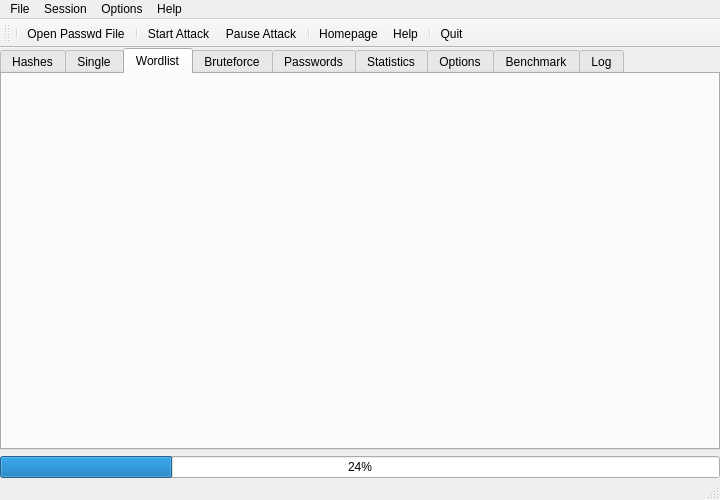
Qt form mainwindow.ui (openwall/johnny) before a commit.
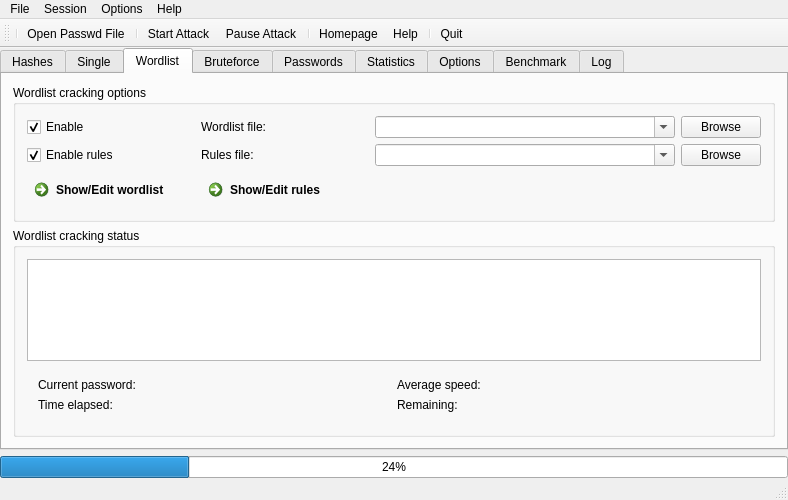
The same form after that commit. The open tabs and pages were chosen to show the change. Icons and pictures are not drawn.

What changed in the file:
```diff
--- a/mainwindow.ui
+++ b/mainwindow.ui
@@ -53,6 +53,168 @@
        <attribute name="title">
         <string>Wordlist</string>
        </attribute>
+       <layout class="QVBoxLayout" name="verticalLayout_8">
+        <item>
+         <widget class="QGroupBox" name="groupBox_Options_2">
+          <property name="title">
+           <string>Wordlist cracking options</string>
+          </property>
+          <layout class="QGridLayout" name="gridLayout_4">
+           <item row="0" column="2">
+            <widget class="QComboBox" name="comboBox_2">
+             <property name="minimumSize">
+              <size>
+               <width>300</width>
+               <height>0</height>
+              </size>
+             </property>
+             <property name="editable">
+              <bool>true</bool>
+             </property>
+            </widget>
+           </item>
+           <item row="0" column="0">
+            <widget class="QCheckBox" name="checkBox_2">
+             <property name="text">
+              <string>Enable</string>
+             </property>
+             <property name="checked">
+              <bool>true</bool>
+             </property>
+            </widget>
+           </item>
+           <item row="0" column="1">
+            <widget class="QLabel" name="label_6">
+             <property name="text">
+              <string>Wordlist file:</string>
+             </property>
+            </widget>
+           </item>
+           <item row="1" column="0">
+            <widget class="QCheckBox" name="checkBox_3">
+             <property name="text">
+              <string>Enable rules</string>
+             </property>
+             <property name="checked">
+              <bool>true</bool>
+             </property>
+            </widget>
+           </item>
+           <item row="1" column="1">
+            <widget class="QLabel" name="label_11">
+             <property name="text">
+              <string>Rules file:</string>
+             </property>
+            </widget>
+           </item>
+           <item row="1" column="2">
+            <widget class="QComboBox" name="comboBox_3">
+             <property name="minimumSize">
+              <size>
+               <width>300</width>
+               <height>0</height>
+              </size>
+             </property>
+             <property name="editable">
+              <bool>true</bool>
+             </property>
+            </widget>
+           </item>
+           <item row="1" column="4">
+            <widget class="QPushButton" name="pushButton_4">
+             <property name="text">
+              <string>Browse</string>
+             </property>
+            </widget>
+           </item>
+           <item row="0" column="4">
+            <widget class="QPushButton" name="pushButton_3">
+             <property name="text">
+              <string>Browse</string>
+             </property>
+            </widget>
+           </item>
+           <item row="0" column="5">
+            <spacer name="horizontalSpacer">
+             <property name="orientation">
+              <enum>Qt::Horizontal</enum>
+             </property>
+             <property name="sizeHint" stdset="0">
+              <size>
+               <width>40</width>
+               <height>20</height>
+              </size>
+             </property>
+            </spacer>
+           </item>
+           <item row="2" column="0">
+            <widget class="QCommandLinkButton" name="commandLinkButton_3">
+             <property name="text">
+              <string>Show/Edit wordlist</string>
+             </property>
+            </widget>
+           </item>
+           <item row="2" column="1">
+            <widget class="QCommandLinkButton" name="commandLinkButton_4">
+             <property name="text">
+              <string>Show/Edit rules</string>
+             </property>
+            </widget>
+           </item>
+          </layout>
+         </widget>
+        </item>
+        <item>
+         <widget class="QGroupBox" name="groupBox_Status_2">
+          <property name="title">
+           <string>Wordlist cracking status</string>
+          </property>
+          <layout class="QVBoxLayout" name="verticalLayout_7">
+           <item>
+            <widget class="QTextEdit" name="textEdit_2">
+             <property name="readOnly">
+              <bool>true</bool>
+             </property>
+            </widget>
+           </item>
+           <item>
+            <widget class="QWidget" name="widget_2" native="true">
+             <layout class="QGridLayout" name="gridLayout_5">
+              <item row="0" column="0">
+               <widget class="QLabel" name="label_7">
+                <property name="text">
+                 <string>Current password:</string>
+                </property>
+               </widget>
+              </item>
+              <item row="1" column="0">
+               <widget class="QLabel" name="label_8">
+                <property name="text">
+                 <string>Time elapsed:</string>
+                </property>
+               </widget>
+              </item>
+              <item row="0" column="1">
+               <widget class="QLabel" name="label_9">
+                <property name="text">
+                 <string>Average speed:</string>
+                </property>
+               </widget>
+              </item>
+              <item row="1" column="1">
+               <widget class="QLabel" name="label_10">
+                <property name="text">
+                 <string>Remaining:</string>
+                </property>
+               </widget>
+              </item>
+             </layout>
+            </widget>
+           </item>
+          </layout>
+         </widget>
+        </item>
+       </layout>
       </widget>
       <widget class="QWidget" name="tab_bruteforce">
        <attribute name="title">
```
Left out of the diff: 277 changed lines with no effect on the pictures.
